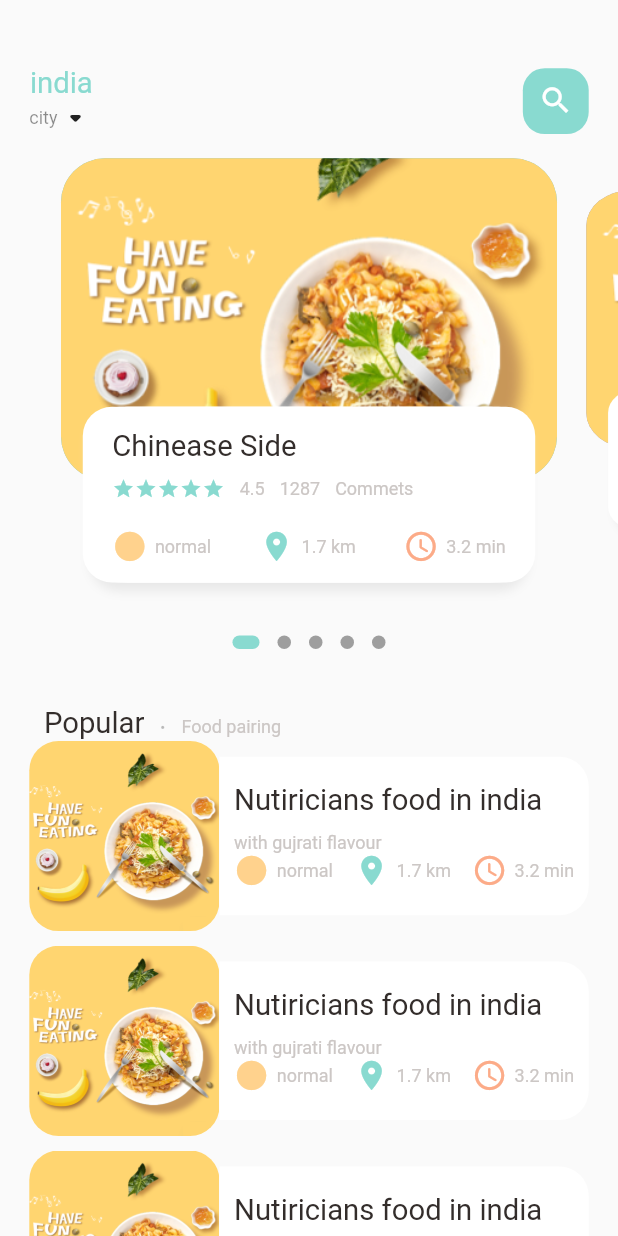
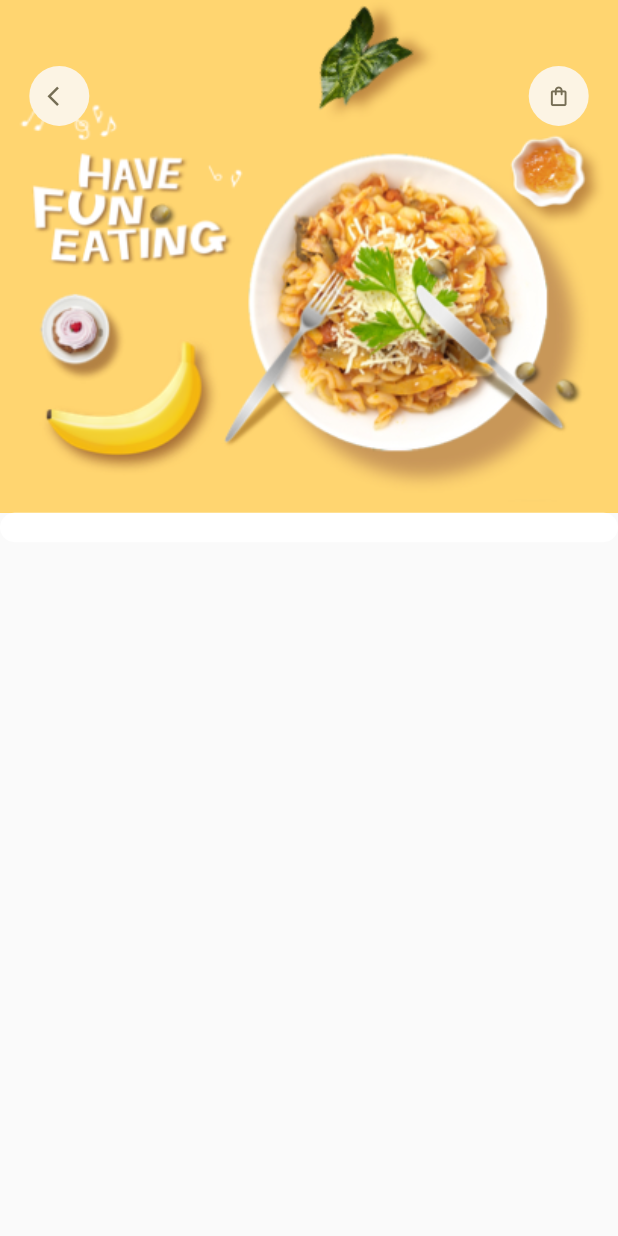
Before and after one commit to milankatira/food_delivery_app, a Flutter app: the screen it shows after launch, on a phone screen of 412 x 824 dp. Run offline on Flutter 3.47's test engine with Material 2 defaults, Android fonts, the phone set to English and light mode, and no system bars; drawn by our look-alikes of dots_indicator; our stand-ins replace get; missing offline and left inert: dart:ffi.

Commit message:
added image on food detail screen

```diff
--- a/lib/dimension/dimension.dart
+++ b/lib/dimension/dimension.dart
@@ -26,7 +26,10 @@
   static double width30 = screenHeight / 28.13;
 
   static double iconSize24 = screenHeight / 35.17;
+  static double iconSize16 = screenHeight / 52.75;
 
   static double ListViewImgSize = screenWidth / 3.25;
   static double ListViewTextContSize = screenWidth / 3.9;
+
+  static double popularFoodImgSize = screenHeight / 2.41;
 }
--- a/lib/main.dart
+++ b/lib/main.dart
@@ -1,6 +1,7 @@
 import 'package:flutter/material.dart';
+import 'package:food_dcelivery_app/page/food/popular_food_detail.dart';
 import 'package:get/get.dart';
-import 'home/main_food.dart';
+import 'page/home/main_food.dart';
 
 void main() {
   runApp(const MyApp());
@@ -16,7 +17,7 @@
       theme: ThemeData(
         primarySwatch: Colors.blue,
       ),
-      home:  MainFoodPage(),
+      home: PopularFood(),
     );
   }
 }
--- /dev/null
+++ b/lib/page/food/popular_food_detail.dart
@@ -0,0 +1,55 @@
+import 'package:flutter/material.dart';
+import 'package:food_dcelivery_app/dimension/dimension.dart';
+import 'package:food_dcelivery_app/widgets/app_icon.dart';
+
+class PopularFood extends StatelessWidget {
+  const PopularFood({Key? key}) : super(key: key);
+
+  @override
+  Widget build(BuildContext context) {
+    return Scaffold(
+      body: Stack(
+        children: [
+          Positioned(
+            left: 0,
+            right: 0,
+            child: Container(
+              width: double.maxFinite,
+              height: Dimensions.popularFoodImgSize,
+              decoration: BoxDecoration(
+                  image: DecorationImage(
+                      fit: BoxFit.cover,
+                      image: AssetImage('assets/image/food0.png'))),
+            ),
+          ),
+          Positioned(
+            top: Dimensions.height45,
+            left: Dimensions.width20,
+            right: Dimensions.width20,
+            child: Row(
+                mainAxisAlignment: MainAxisAlignment.spaceBetween,
+                children: [
+                  AppIcon(icon: Icons.arrow_back_ios),
+                  AppIcon(icon: Icons.shopping_bag_outlined)
+                ]),
+          ),
+          Positioned(
+            left: 0,
+            right: 0,
+            top: Dimensions.popularFoodImgSize,
+            child: Container(
+              padding: EdgeInsets.only(
+                  left: Dimensions.width20,
+                  right: Dimensions.width20,
+                  top: Dimensions.height20),
+              decoration: BoxDecoration(
+                  borderRadius: BorderRadius.circular(Dimensions.radius20),
+                  color: Colors.white
+                  ),
+            ),
+          ),
+        ],
+      ),
+    );
+  }
+}
--- a/lib/home/main_food.dart
+++ b/lib/page/home/main_food.dart
@@ -1,7 +1,7 @@
 import 'package:flutter/material.dart';
 import 'package:food_dcelivery_app/color/AppColor.dart';
 import 'package:food_dcelivery_app/dimension/dimension.dart';
-import 'package:food_dcelivery_app/home/food_page_body.dart';
+import 'package:food_dcelivery_app/page/home/food_page_body.dart';
 import 'package:food_dcelivery_app/widgets/big_text.dart';
 import 'package:food_dcelivery_app/widgets/small_text.dart';
 
--- /dev/null
+++ b/lib/widgets/app_icon.dart
@@ -0,0 +1,33 @@
+import 'package:flutter/material.dart';
+import 'package:food_dcelivery_app/dimension/dimension.dart';
+
+class AppIcon extends StatelessWidget {
+  final IconData icon;
+  final Color backgroundColor;
+  final Color iconColor;
+  final double size;
+
+  const AppIcon({
+    Key? key,
+    required this.icon,
+    this.backgroundColor = const Color(0xFFfcf4e4),
+    this.iconColor = const Color(0xFF756d54),
+    this.size = 40,
+  }) : super(key: key);
+
+  @override
+  Widget build(BuildContext context) {
+    return Container(
+      width: size,
+      height: size,
+      decoration: BoxDecoration(
+          borderRadius: BorderRadius.circular(size / 2),
+          color: backgroundColor),
+      child: Icon(
+        icon,
+        color: iconColor,
+        size: Dimensions.iconSize16,
+      ),
+    );
+  }
+}
```
Also changed, not shown: lib/page/home/food_page_body.dart (renamed from lib/home/food_page_body.dart, +5 -2 lines).
